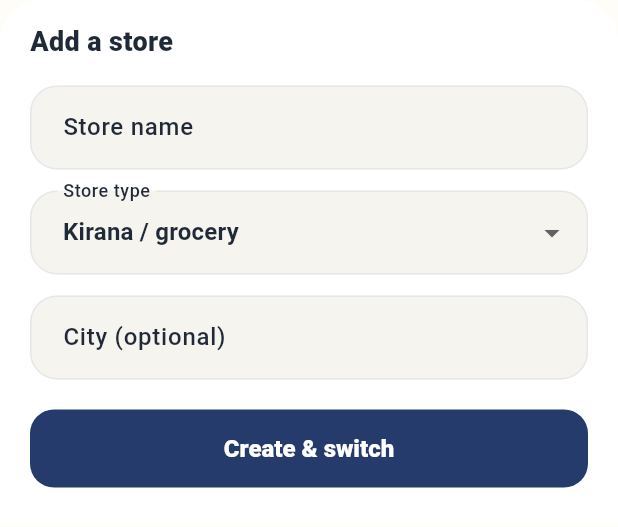
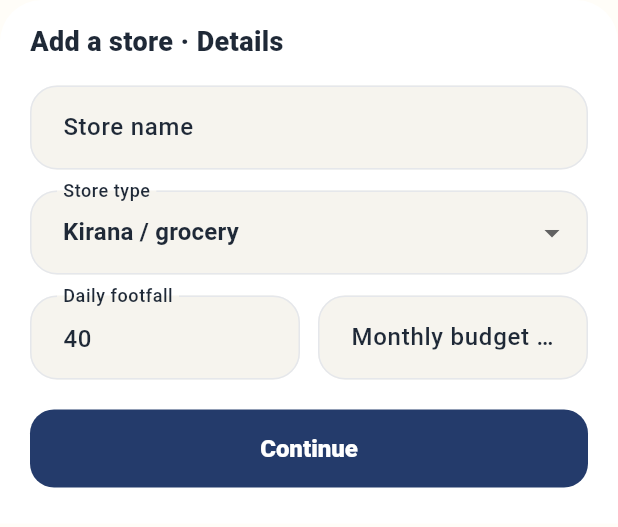
Before and after one commit to bhanuprakash-lit/kirana_ai, a Flutter app: the _AddStoreSheet widget shown alone on an empty page, opened directly, on a phone screen of 412 x 824 dp. Shown: the top 527 px of the screen. Run offline on Flutter 3.47's test engine with Material 3 defaults, Android fonts, the phone set to English and light mode, and no system bars; our stand-ins replace audioplayers, device_info_plus, file_picker, firebase_auth, firebase_core, firebase_crashlytics and 17 more; missing offline and left inert: firebase_performance, home_widget, in_app_update_flutter, mobile_scanner, print_bluetooth_thermal, record; accounts and stored records are empty; network calls fail; Roboto replaces fonts that are missing (GoogleSans).

Commit message:
feat: add-store flow captures location, footfall & budget (2-step)
Adding a store used a minimal name+type+optional-city sheet that dropped
location/footfall/budget — so stores showed "No location" in admin and there
was no GPS/address capture. Rebuilt _AddStoreSheet as a 2-step flow mirroring
onboarding: Step 1 details (owner prefilled, store name, type, footfall,
budget), Step 2 location ("Use my location" GPS detect + manual address/city,
required). New shared lib/core/location/geo_locate.dart reuses the onboarding
geolocator + Nominatim reverse/forward-geocode pipeline without entangling the
registration flow. addStore() + /kirana/stores/add already accept the fields.

Co-Authored-By: Claude Opus 4.8 <noreply@anthropic.com>

```diff
--- a/lib/features/stores/providers/stores_provider.dart
+++ b/lib/features/stores/providers/stores_provider.dart
@@ -50,12 +50,20 @@ class StoreActions {
     required String storeType,
     required String verticalCode,
     String? city,
+    String? location,
+    String? region,
+    int? footfall,
+    double? budget,
   }) async {
     final res = await _c.post('/kirana/stores/add', {
       'store_name': storeName,
       'store_type': storeType,
       'vertical_code': verticalCode,
       'city': city,
+      'location': location,
+      'region': region,
+      'footfall': ?footfall,
+      'budget': ?budget,
       'make_active': true,
     });
     final sid = ((res is Map ? res['store_id'] : null) as num).toInt();
--- a/lib/features/stores/views/store_switcher_sheet.dart
+++ b/lib/features/stores/views/store_switcher_sheet.dart
@@ -1,7 +1,10 @@
 import 'package:flutter/material.dart';
+import 'package:flutter/services.dart';
 import 'package:flutter_riverpod/flutter_riverpod.dart';
 import 'package:go_router/go_router.dart';
+import 'package:shared_preferences/shared_preferences.dart';
 
+import '../../../core/location/geo_locate.dart';
 import '../../../core/theme/brand_theme.dart';
 import '../models/user_store.dart';
 import '../providers/stores_provider.dart';
@@ -165,7 +168,9 @@ class _StoreTile extends StatelessWidget {
   }
 }
 
-/// Add-store form (name + type→vertical + city). On success, switches to it.
+/// Add-store flow: Step 1 business details (owner prefilled), Step 2 location
+/// (GPS detect + manual). Mirrors onboarding so the new store gets a real
+/// location/footfall/budget. On success, switches to the new store.
 Future<void> showAddStoreSheet(BuildContext context, WidgetRef ref) async {
   await showModalBottomSheet<void>(
     context: context,
@@ -182,27 +187,79 @@ class _AddStoreSheet extends ConsumerStatefulWidget {
 }
 
 class _AddStoreSheetState extends ConsumerState<_AddStoreSheet> {
+  int _step = 0; // 0 = details, 1 = location
   final _name = TextEditingController();
+  final _footfall = TextEditingController(text: '40');
+  final _budget = TextEditingController();
+  final _address = TextEditingController();
   final _city = TextEditingController();
   StoreTypeOption _type = kStoreTypeOptions.first;
+  String _ownerName = '';
+  bool _detecting = false;
   bool _saving = false;
+
+  @override
+  void initState() {
+    super.initState();
+    SharedPreferences.getInstance().then((p) {
+      if (mounted) setState(() => _ownerName = p.getString('full_name') ?? '');
+    });
+  }
 
   @override
   void dispose() {
     _name.dispose();
+    _footfall.dispose();
+    _budget.dispose();
+    _address.dispose();
     _city.dispose();
     super.dispose();
   }
 
+  void _toLocation() {
+    if (_name.text.trim().isEmpty) {
+      _snack('Enter a store name');
+      return;
+    }
+    setState(() => _step = 1);
+  }
+
+  Future<void> _detect() async {
+    setState(() => _detecting = true);
+    try {
+      final r = await detectCurrentLocation();
+      if (!mounted) return;
+      setState(() {
+        if (r.address.isNotEmpty) _address.text = r.address;
+        if (r.city.isNotEmpty) _city.text = r.city;
+      });
+    } catch (_) {
+      _snack('Could not detect location — enter it manually');
+    } finally {
+      if (mounted) setState(() => _detecting = false);
+    }
+  }
+
   Future<void> _save() async {
-    if (_name.text.trim().isEmpty) return;
+    final address = _address.text.trim();
+    final city = _city.text.trim();
+    if (address.isEmpty || city.isEmpty) {
+      _snack('Address and city are required');
+      return;
+    }
     setState(() => _saving = true);
     try {
       await ref.read(storeActionsProvider).addStore(
             storeName: _name.text.trim(),
             storeType: _type.code,
             verticalCode: _type.vertical,
-            city: _city.text.trim().isEmpty ? null : _city.text.trim(),
+            city: city,
+            location: address,
+            region: city,
+            footfall: int.tryParse(_footfall.text.trim()),
+            budget: _budget.text.trim().isEmpty
+                ? null
+                : double.tryParse(_budget.text.trim()),
           );
       if (mounted) {
         Navigator.pop(context); // add sheet
@@ -212,12 +269,14 @@ class _AddStoreSheetState extends ConsumerState<_AddStoreSheet> {
     } catch (e) {
       if (mounted) {
         setState(() => _saving = false);
-        ScaffoldMessenger.of(context).showSnackBar(
-          SnackBar(content: Text('Could not add store: $e'), backgroundColor: BrandColors.error),
-        );
+        _snack('Could not add store: $e');
       }
     }
   }
+
+  void _snack(String msg) => ScaffoldMessenger.of(context).showSnackBar(
+        SnackBar(content: Text(msg), backgroundColor: BrandColors.error),
+      );
 
   @override
   Widget build(BuildContext context) {
@@ -233,11 +292,43 @@ class _AddStoreSheetState extends ConsumerState<_AddStoreSheet> {
           mainAxisSize: MainAxisSize.min,
           crossAxisAlignment: CrossAxisAlignment.start,
           children: [
-            const Text('Add a store',
-                style: TextStyle(fontSize: 18, fontWeight: FontWeight.w900, color: BrandColors.ink)),
+            Row(
+              children: [
+                if (_step == 1)
+                  IconButton(
+                    padding: EdgeInsets.zero,
+                    constraints: const BoxConstraints(),
+                    icon: const Icon(Icons.arrow_back_rounded, size: 20),
+                    onPressed: () => setState(() => _step = 0),
+                  ),
+                if (_step == 1) const SizedBox(width: 8),
+                Text(_step == 0 ? 'Add a store · Details' : 'Add a store · Location',
+                    style: const TextStyle(
+                        fontSize: 18, fontWeight: FontWeight.w900, color: BrandColors.ink)),
+              ],
+            ),
             const SizedBox(height: 16),
+            if (_step == 0) ..._detailsStep() else ..._locationStep(),
+          ],
+        ),
+      ),
+    );
+  }
+
+  List<Widget> _detailsStep() => [
+        if (_ownerName.isNotEmpty)
+          Padding(
+            padding: const EdgeInsets.only(bottom: 14),
+            child: Row(children: [
+              const Icon(Icons.person_outline_rounded, size: 18, color: BrandColors.muted),
+              const SizedBox(width: 8),
+              Text('Owner: $_ownerName',
+                  style: const TextStyle(fontSize: 13, color: BrandColors.muted)),
+            ]),
+          ),
         TextField(
           controller: _name,
+          textCapitalization: TextCapitalization.words,
           decoration: const InputDecoration(labelText: 'Store name', isDense: true),
         ),
         const SizedBox(height: 14),
@@ -251,29 +342,76 @@ class _AddStoreSheetState extends ConsumerState<_AddStoreSheet> {
           onChanged: (v) => setState(() => _type = v ?? kStoreTypeOptions.first),
         ),
         const SizedBox(height: 14),
+        Row(children: [
+          Expanded(
+            child: TextField(
+              controller: _footfall,
+              keyboardType: TextInputType.number,
+              inputFormatters: [FilteringTextInputFormatter.digitsOnly],
+              decoration: const InputDecoration(labelText: 'Daily footfall', isDense: true),
+            ),
+          ),
+          const SizedBox(width: 12),
+          Expanded(
+            child: TextField(
+              controller: _budget,
+              keyboardType: const TextInputType.numberWithOptions(decimal: true),
+              inputFormatters: [FilteringTextInputFormatter.allow(RegExp(r'^\d+\.?\d{0,2}'))],
+              decoration: const InputDecoration(labelText: 'Monthly budget ₹ (optional)', isDense: true),
+            ),
+          ),
+        ]),
+        const SizedBox(height: 20),
+        _primaryButton('Continue', _saving ? null : _toLocation),
+      ];
+
+  List<Widget> _locationStep() => [
+        OutlinedButton.icon(
+          onPressed: _detecting ? null : _detect,
+          icon: _detecting
+              ? const SizedBox(width: 18, height: 18, child: CircularProgressIndicator(strokeWidth: 2))
+              : const Icon(Icons.my_location_rounded),
+          label: Text(_detecting ? 'Detecting…' : 'Use my location'),
+          style: OutlinedButton.styleFrom(
+            foregroundColor: BrandColors.primary,
+            side: const BorderSide(color: BrandColors.primary),
+            minimumSize: const Size.fromHeight(48),
+            shape: RoundedRectangleBorder(borderRadius: BorderRadius.circular(14)),
+          ),
+        ),
+        const SizedBox(height: 14),
+        TextField(
+          controller: _address,
+          maxLines: 2,
+          decoration: const InputDecoration(labelText: 'Address', isDense: true),
+        ),
+        const SizedBox(height: 14),
         TextField(
           controller: _city,
-              decoration: const InputDecoration(labelText: 'City (optional)', isDense: true),
+          decoration: const InputDecoration(labelText: 'City', isDense: true),
         ),
         const SizedBox(height: 20),
+        _primaryButton(
+          _saving ? 'Creating…' : 'Create & switch',
+          _saving ? null : _save,
+          loading: _saving,
+        ),
+      ];
+
+  Widget _primaryButton(String label, VoidCallback? onTap, {bool loading = false}) =>
       SizedBox(
         width: double.infinity,
         height: 52,
         child: ElevatedButton(
-                onPressed: _saving ? null : _save,
+          onPressed: onTap,
           style: ElevatedButton.styleFrom(
             backgroundColor: BrandColors.primary,
             foregroundColor: Colors.white,
             shape: RoundedRectangleBorder(borderRadius: BorderRadius.circular(16)),
           ),
-                child: _saving
+          child: loading
               ? const SizedBox(width: 22, height: 22, child: CircularProgressIndicator(strokeWidth: 2, color: Colors.white))
-                    : const Text('Create & switch', style: TextStyle(fontWeight: FontWeight.w800, fontSize: 16)),
-              ),
-            ),
-          ],
-        ),
+              : Text(label, style: const TextStyle(fontWeight: FontWeight.w800, fontSize: 16)),
         ),
       );
 }
-}
```
Also changed, not shown: lib/core/location/geo_locate.dart (added, +102 -0 lines). Lines whose indentation alone changed are shown as unchanged.
